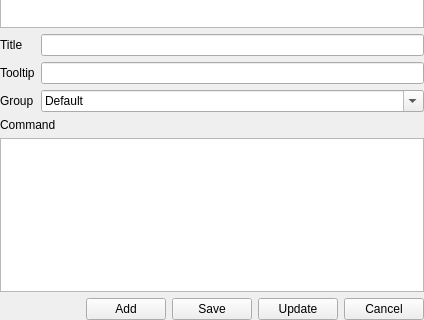
The window that src/plugins/QuickCommands/qcwidget.ui (KDE/konsole) describes before a commit, drawn with Qt 5; both pictures show x 0 to 424 and y 154 to 474 of the 424 by 474 pixel window.
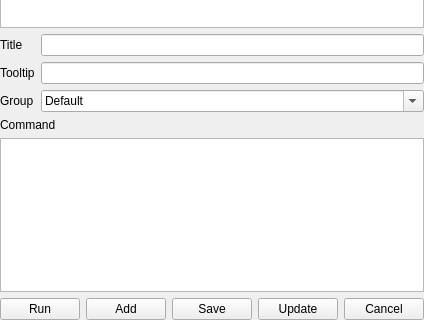
The same window after the commit.

Commit message: Add a run button to execute the current text on the script area

Diff of the .ui file:
```diff
--- a/src/plugins/QuickCommands/qcwidget.ui
+++ b/src/plugins/QuickCommands/qcwidget.ui
@@ -177,6 +177,13 @@
        </property>
       </spacer>
      </item>
+     <item>
+      <widget class="QPushButton" name="btnRun">
+       <property name="text">
+        <string>Run</string>
+       </property>
+      </widget>
+     </item>
      <item>
       <widget class="QPushButton" name="btnAdd">
        <property name="text">
```
The commit also changes 2 other files.
